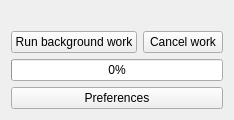
This is src/tree_cloud_drive/assets/ui/main_window.ui in RichLewis007/Tree-Cloud-Drive as Qt 5 draws it before an edit. The edited form follows.
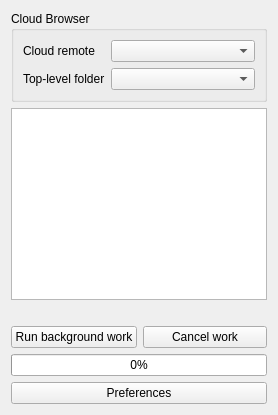
This is the edited form.

Commit message: update changelog, add dev docs, built util, logo and banner images, version info, download folder feature.

Diff of the .ui file:
```diff
--- a/src/tree_cloud_drive/assets/ui/main_window.ui
+++ b/src/tree_cloud_drive/assets/ui/main_window.ui
@@ -3,6 +3,42 @@
  <class>MainWindowContents</class>
  <widget class="QWidget" name="MainWindowContents">
   <layout class="QVBoxLayout" name="verticalLayout">
+   <item>
+    <widget class="QGroupBox" name="cloudGroup">
+     <property name="title">
+      <string>Cloud Browser</string>
+     </property>
+     <layout class="QFormLayout" name="cloudFormLayout">
+      <item row="0" column="0">
+       <widget class="QLabel" name="remoteLabel">
+        <property name="text">
+         <string>Cloud remote</string>
+        </property>
+       </widget>
+      </item>
+      <item row="0" column="1">
+       <widget class="QComboBox" name="remoteCombo"/>
+      </item>
+      <item row="1" column="0">
+       <widget class="QLabel" name="folderLabel">
+        <property name="text">
+         <string>Top-level folder</string>
+        </property>
+       </widget>
+      </item>
+      <item row="1" column="1">
+       <widget class="QComboBox" name="folderCombo"/>
+      </item>
+     </layout>
+    </widget>
+   </item>
+   <item>
+    <widget class="QTreeWidget" name="folderTree">
+     <property name="headerHidden">
+      <bool>true</bool>
+     </property>
+    </widget>
+   </item>
    <item>
     <widget class="QLabel" name="statusLabel">
      <property name="text">
```
The commit also changes 13 other files.
